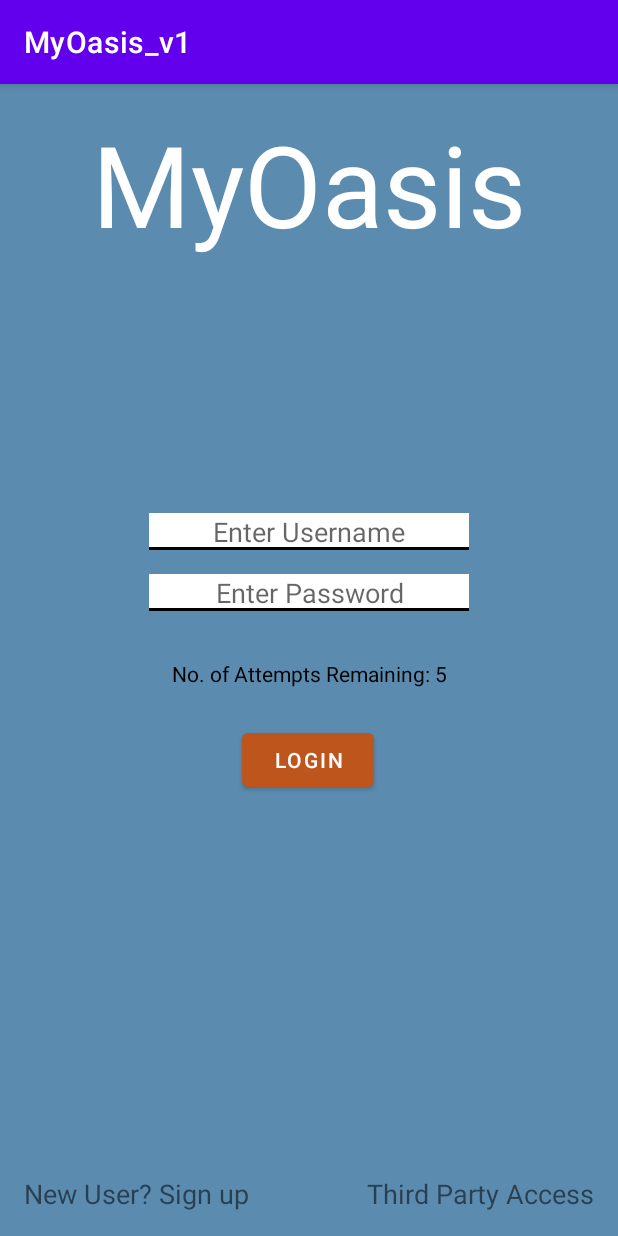
After one commit to BTWashington/MyOasis, an Android app: the User_Login_Screen screen opened directly, with no data from a screen before it, on a phone screen of 412 x 824 dp. The commit adds this screen. Run offline under Robolectric (Android 15) with nearby library versions, the phone set to English and light mode, and no system bars.

Commit message:
Brought in the login Screen XML and added the string variables for the activity

```diff
--- a/app/src/main/AndroidManifest.xml
+++ b/app/src/main/AndroidManifest.xml
@@ -9,6 +9,7 @@
         android:roundIcon="@mipmap/ic_launcher_round"
         android:supportsRtl="true"
         android:theme="@style/Theme.MyOasis_v1">
+        <activity android:name=".User_Login_Screen"></activity>
         <activity android:name=".MainActivity">
             <intent-filter>
                 <action android:name="android.intent.action.MAIN" />
--- /dev/null
+++ b/app/src/main/java/com/BWash/myoasis_v1/User_Login_Screen.java
@@ -0,0 +1,26 @@
+package com.BWash.myoasis_v1;
+
+import androidx.appcompat.app.AppCompatActivity;
+
+import android.os.Bundle;
+
+public class User_Login_Screen extends AppCompatActivity {
+
+
+
+	@Override
+	protected void onCreate(Bundle savedInstanceState) {
+		App_Logger app_logger = new App_Logger();
+		app_logger.runLogger(User_Login_Screen.this, App_Logger.getRunLogger(), App_Logger.getLoginTag());
+		app_logger.errorMessage(User_Login_Screen.this, App_Logger.getOnCreateMethod());
+		super.onCreate(savedInstanceState);
+		setContentView(R.layout.activity_user__login__screen);
+
+
+
+		app_logger.endLogger(User_Login_Screen.this, App_Logger.getEndLogger(), App_Logger.getLoginTag());
+
+
+
+	}
+}
--- /dev/null
+++ b/app/src/main/res/drawable/white_back_black_underline.xml
@@ -0,0 +1,18 @@
+<?xml version="1.0" encoding="utf-8"?>
+<layer-list xmlns:android="http://schemas.android.com/apk/res/android">
+
+    <item>
+        <shape android:shape="rectangle">
+            <solid android:color="@color/white"/>
+            <stroke android:color="@android:color/black"
+                android:width="2dp"/>
+        </shape>
+    </item>
+    <item android:top="0dp" android:bottom="2dp" android:left="0dp" android:right="0dp">
+        <shape android:shape="rectangle">
+            <solid android:color="@color/white"/>
+        </shape>
+    </item>
+
+
+</layer-list>
--- /dev/null
+++ b/app/src/main/res/layout/activity_user__login__screen.xml
@@ -0,0 +1,112 @@
+<?xml version="1.0" encoding="utf-8"?>
+<androidx.constraintlayout.widget.ConstraintLayout xmlns:android="http://schemas.android.com/apk/res/android"
+    xmlns:app="http://schemas.android.com/apk/res-auto"
+    xmlns:tools="http://schemas.android.com/tools"
+    android:layout_width="match_parent"
+    android:layout_height="match_parent"
+    android:background="#A6044D85"
+    tools:context=".User_Login_Screen">
+
+    <TextView
+        android:id="@+id/tv_login_number_of_attempts"
+        android:layout_width="wrap_content"
+        android:layout_height="wrap_content"
+        android:layout_marginTop="32dp"
+        android:hint="@string/tv_login_number_of_attempts"
+        android:textAlignment="center"
+        android:textColor="#000000"
+        android:textColorHint="#000000"
+        app:layout_constraintBottom_toBottomOf="parent"
+        app:layout_constraintEnd_toEndOf="parent"
+        app:layout_constraintStart_toStartOf="parent"
+        app:layout_constraintTop_toBottomOf="@+id/et_login_password"
+        app:layout_constraintVertical_bias="0.0" />
+
+    <EditText
+        android:id="@+id/et_login_username"
+        android:layout_width="wrap_content"
+        android:layout_height="wrap_content"
+        android:layout_marginTop="120dp"
+        android:background="@drawable/white_back_black_underline"
+        android:ems="10"
+        android:hint="@string/et_login_username"
+        android:inputType="textPersonName"
+        android:textAlignment="center"
+        app:layout_constraintEnd_toEndOf="parent"
+        app:layout_constraintStart_toStartOf="parent"
+        app:layout_constraintTop_toBottomOf="@+id/tv_login_title" />
+
+    <EditText
+        android:id="@+id/et_login_password"
+        android:layout_width="wrap_content"
+        android:layout_height="wrap_content"
+        android:layout_marginTop="16dp"
+        android:background="@drawable/white_back_black_underline"
+        android:ems="10"
+        android:hint="@string/et_login_password"
+        android:inputType="textPassword"
+        android:textAlignment="center"
+        app:layout_constraintBottom_toBottomOf="parent"
+        app:layout_constraintEnd_toEndOf="parent"
+        app:layout_constraintStart_toStartOf="parent"
+        app:layout_constraintTop_toBottomOf="@+id/et_login_username"
+        app:layout_constraintVertical_bias="0.0" />
+
+    <Button
+        android:id="@+id/btn_login_login"
+        android:layout_width="wrap_content"
+        android:layout_height="wrap_content"
+        android:layout_marginTop="24dp"
+        android:text="@string/btn_login_login"
+        android:textAlignment="center"
+        app:backgroundTint="#BD551D"
+        app:layout_constraintBottom_toBottomOf="parent"
+        app:layout_constraintEnd_toEndOf="parent"
+        app:layout_constraintHorizontal_bias="0.498"
+        app:layout_constraintStart_toStartOf="parent"
+        app:layout_constraintTop_toBottomOf="@+id/tv_login_number_of_attempts"
+        app:layout_constraintVertical_bias="0.0" />
+
+    <TextView
+        android:id="@+id/tv_login_new_user"
+        android:layout_width="wrap_content"
+        android:layout_height="wrap_content"
+        android:layout_marginStart="16dp"
+        android:layout_marginBottom="16dp"
+        android:clickable="true"
+        android:text="@string/tv_login_new_user"
+        android:textAlignment="center"
+        android:textSize="18sp"
+        app:layout_constraintBottom_toBottomOf="parent"
+        app:layout_constraintStart_toStartOf="parent" />
+
+    <TextView
+        android:id="@+id/tv_login_third_party"
+        android:layout_width="wrap_content"
+        android:layout_height="wrap_content"
+        android:layout_marginEnd="16dp"
+        android:layout_marginBottom="16dp"
+        android:text="@string/tv_login_third_party"
+        android:textAlignment="center"
+        android:textSize="18sp"
+        app:layout_constraintBottom_toBottomOf="parent"
+        app:layout_constraintEnd_toEndOf="parent" />
+
+    <TextView
+        android:id="@+id/tv_login_title"
+        android:layout_width="0dp"
+        android:layout_height="150dp"
+        android:layout_marginStart="16dp"
+        android:layout_marginTop="16dp"
+        android:layout_marginEnd="16dp"
+        android:text="@string/tv_login_title"
+        android:textAlignment="center"
+        android:textColor="#FFFFFF"
+        android:textSize="75sp"
+        app:layout_constraintBottom_toTopOf="@+id/et_login_username"
+        app:layout_constraintEnd_toEndOf="parent"
+        app:layout_constraintHorizontal_bias="0.0"
+        app:layout_constraintStart_toStartOf="parent"
+        app:layout_constraintTop_toTopOf="parent" />
+
+</androidx.constraintlayout.widget.ConstraintLayout>
--- a/app/src/main/res/values/strings.xml
+++ b/app/src/main/res/values/strings.xml
@@ -1,3 +1,10 @@
 <resources>
     <string name="app_name">MyOasis_v1</string>
+    <string name="tv_login_number_of_attempts">No. of Attempts Remaining: 5</string>
+    <string name="tv_login_title">MyOasis</string>
+    <string name="et_login_username">Enter Username</string>
+    <string name="et_login_password">Enter Password</string>
+    <string name="btn_login_login">Login</string>
+    <string name="tv_login_new_user">New User?  Sign up</string>
+    <string name="tv_login_third_party">Third Party Access</string>
 </resources>
```
